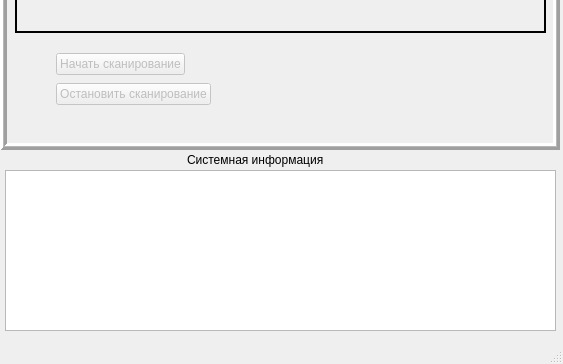
First picture: the form in Client UI/components/forms/client_app_template.ui, repository HiddenJang/Xperiment2, before the edit; both pictures show x 0 to 563 and y 239 to 603 of the 563 by 603 pixel window.
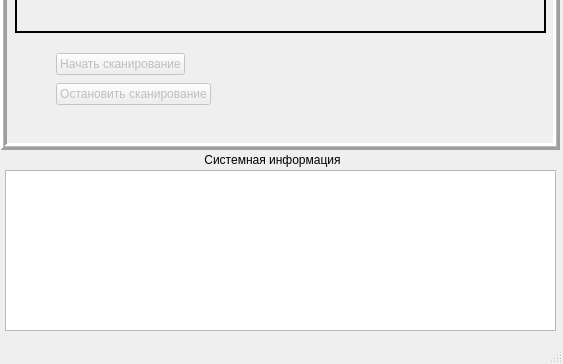
Second picture: the form after the edit.

What changed in the file:
```diff
--- a/Client UI/components/forms/client_app_template.ui
+++ b/Client UI/components/forms/client_app_template.ui
@@ -606,6 +606,9 @@
     <property name="text">
      <string>Системная информация</string>
     </property>
+    <property name="alignment">
+     <set>Qt::AlignCenter</set>
+    </property>
    </widget>
   </widget>
   <widget class="QMenuBar" name="menubar">
```
